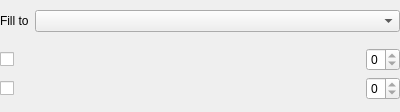
Before: the Qt Designer form app/bucketoptionswidget.ui in pencil2d/pencil, drawn with Qt 5.
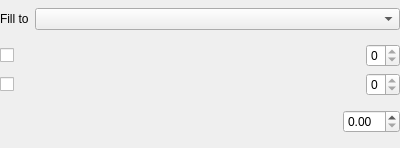
After: the same form once the commit is applied. Custom widgets are drawn as their Qt base class.

Commit message:
Move vector stroke thickness to BucketOptionsWidget
- Add missing license header

Patch:
```diff
--- a/app/bucketoptionswidget.ui
+++ b/app/bucketoptionswidget.ui
@@ -7,7 +7,7 @@
     <x>0</x>
     <y>0</y>
     <width>400</width>
-    <height>112</height>
+    <height>148</height>
    </rect>
   </property>
   <property name="windowTitle">
@@ -27,7 +27,7 @@
     <number>0</number>
    </property>
    <property name="bottomMargin">
-    <number>0</number>
+    <number>6</number>
    </property>
    <item>
     <layout class="QVBoxLayout" name="verticalLayout">
@@ -55,7 +55,7 @@
     </layout>
    </item>
    <item>
-    <layout class="QGridLayout" name="gridLayout" rowstretch="0,0" columnstretch="0,1,0">
+    <layout class="QGridLayout" name="gridLayout" rowstretch="0,0" columnstretch="0,0,0">
      <property name="sizeConstraint">
       <enum>QLayout::SetDefaultConstraint</enum>
      </property>
@@ -112,6 +112,23 @@
      </item>
     </layout>
    </item>
+   <item>
+    <layout class="QHBoxLayout" name="horizontalLayout">
+     <item>
+      <widget class="SpinSlider" name="strokeThicknessSlider" native="true">
+       <property name="sizePolicy">
+        <sizepolicy hsizetype="Expanding" vsizetype="Preferred">
+         <horstretch>0</horstretch>
+         <verstretch>0</verstretch>
+        </sizepolicy>
+       </property>
+      </widget>
+     </item>
+     <item>
+      <widget class="QDoubleSpinBox" name="strokeThicknessSpinBox"/>
+     </item>
+    </layout>
+   </item>
   </layout>
  </widget>
  <customwidgets>
```
The commit also changes 3 other files.
